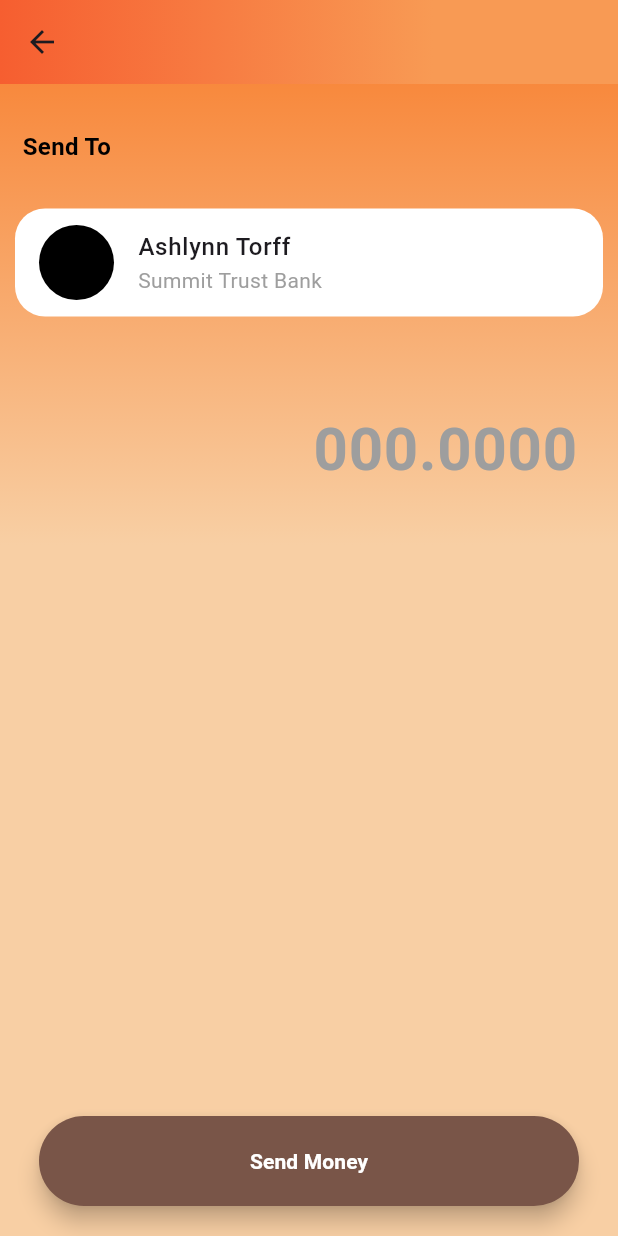
After one commit to njiti/banking, a Flutter app: the Send screen opened directly, on a phone screen of 412 x 824 dp. The commit adds this screen. Run offline on Flutter 3.47's test engine with Material 3 defaults, Android fonts, the phone set to English and light mode, and no system bars.

Commit message:
Create send activity

```diff
--- a/lib/screens/screen2.dart
+++ b/lib/screens/screen2.dart
@@ -1,159 +1,17 @@
 import 'package:flutter/material.dart';
-import 'package:bottom_drawer/bottom_drawer.dart';
 
-class Screen2 extends StatelessWidget {
-  const Screen2({super.key});
+class Screen2 extends StatefulWidget {
+  @override
+  _Screen2State createState() => _Screen2State();
+}
 
+class _Screen2State extends State<Screen2> {
   @override
   Widget build(BuildContext context) {
-    return const Placeholder();
+    return const Scaffold(
+      body: Center(
+        child: Text("Screen2"),
+      ),
+    );
   }
 }
-
-
-// class Screen2 extends StatefulWidget {
-//   const Screen2({super.key});
-//
-//   @override
-//   State<Screen2> createState() => _Screen2State();
-// }
-//
-// class _Screen2State extends State<Screen2> {
-//   @override
-//   Widget build(BuildContext context) {
-//     return Scaffold(
-//       body: Stack(
-//         children: [
-//           Column(
-//             mainAxisAlignment: MainAxisAlignment.center,
-//             crossAxisAlignment: CrossAxisAlignment.center,
-//             children: [
-//               Text('Pressed $_button'),
-//               Padding(
-//                   padding: const EdgeInsets.only(top: 30.0),
-//                   child: Row(
-//                     mainAxisAlignment: MainAxisAlignment.center,
-//                     children: [
-//                       IconButton(
-//                           icon: const Icon(
-//                             Icons.arrow_upward,
-//                             color: Colors.black,
-//                           ),
-//                           onPressed: (){
-//                             _controller.open();
-//                             setState(() {
-//                               _button = 'Open Drawer';
-//                             });
-//                           },
-//                       ),
-//                       const Divider(
-//                         height: 10.0,
-//                       ),
-//                       IconButton(
-//                         icon: const Icon(
-//                           Icons.arrow_downward,
-//                           color: Colors.black,
-//                         ),
-//                         onPressed: () {
-//                           _controller.close();
-//                           setState(() {
-//                             _button = 'Close Drawer';
-//                           });
-//                         },
-//                       ),
-//                     ],
-//                   ),
-//               ),
-//             ],
-//           ),
-//           _buildBottomDrawer(context),
-//         ],
-//       ),
-//     );
-//   }
-//
-//   Widget _buildBottomDrawer(BuildContext context) {
-//     return BottomDrawer(
-//         header: _buildBottomDrawerHead(context),
-//         body: _buildBottomDrawer(context),
-//         headerHeight: _headerHeight,
-//         drawerHeight: _bodyHeight,
-//         color: Colors.lightBlue,
-//         controller: _controller,
-//         boxShadow: [
-//           BoxShadow(
-//             color: Colors.black.withOpacity(0.15),
-//             blurRadius: 60,
-//             spreadRadius: 5,
-//             offset: const Offset(2, -6),
-//           ),
-//         ],
-//     );
-//   }
-//
-//   Widget _buildBottomDrawerHead(BuildContext context) {
-//     return Container(
-//       height: _headerHeight,
-//       child: Column(
-//         children: [
-//           Padding(
-//               padding: const EdgeInsets.only(
-//                 left: 10.0,
-//                 right: 10.0,
-//                 top: 10.0,
-//               ),
-//             child: Row(
-//               mainAxisAlignment: MainAxisAlignment.center,
-//               children: _buildButtons('', 1, 2),
-//             ),
-//           ),
-//           const Spacer(),
-//           const Divider(
-//             height: 1.0,
-//             color: Colors.grey,
-//           )
-//         ],
-//       ),
-//     );
-//   }
-//
-//   Widget _buildBottomDrawerBody(BuildContext context) {
-//     return Container(
-//       width: double.infinity,
-//       height: _bodyHeight,
-//       child: SingleChildScrollView(
-//         child: Column(
-//           children: _buildButtons('Body', 1, 25),
-//         ),
-//       ),
-//     );
-//   }
-//
-//   List<Widget> _buildButtons(String prefix, int start, int end){
-//     List<Widget> buttons = [];
-//     for (int i = start; i <= end; i++)
-//       buttons.add(TextButton(
-//           child: Text(
-//             '$prefix Button $i',
-//             style: TextStyle(
-//               fontSize: 15.0,
-//               color: Colors.black,
-//             ),
-//           ),
-//         onPressed: (){
-//             setState(() {
-//               _button = '$prefix Button $i';
-//             });
-//         },
-//       ));
-//     return buttons;
-//   }
-//
-//   String _button = 'None';
-//
-//   final double _headerHeight = 60.0;
-//
-//   final double _bodyHeight = 180.0;
-//
-//   final BottomDrawerController _controller = BottomDrawerController();
-// }
--- /dev/null
+++ b/lib/send.dart
@@ -0,0 +1,135 @@
+import 'package:banking/done.dart';
+import 'package:flutter/material.dart';
+
+class Send extends StatelessWidget {
+  const Send({super.key});
+
+  @override
+  Widget build(BuildContext context) {
+    return Scaffold(
+      appBar: AppBar(
+        flexibleSpace: Container(
+          decoration: const BoxDecoration(
+              gradient: LinearGradient(
+                  colors: [
+                    Color(0xFFF65E30),
+                    Color(0xFFF89A54),
+                  ],
+                  begin: FractionalOffset(0.0, 0.0),
+                  end: FractionalOffset(0.7, 0.0),
+                  stops: [0.0, 1.0],
+                  tileMode: TileMode.clamp)),
+        ),
+      ),
+      floatingActionButtonLocation: FloatingActionButtonLocation.centerDocked,
+      floatingActionButton: Padding(
+        padding: const EdgeInsets.only(bottom: 20),
+        child: SizedBox(
+          width: 360,
+          height: 60,
+          child: FloatingActionButton(
+            onPressed: (){
+              Navigator.of(context).push(MaterialPageRoute(builder: (context) => const Done()));
+            },
+            backgroundColor: Colors.brown,
+            foregroundColor: Colors.white,
+            shape: RoundedRectangleBorder(borderRadius: BorderRadius.circular(30)),
+            child: const Text(
+              'Send Money',
+              style: TextStyle(
+                fontWeight: FontWeight.bold,
+              ),
+            ),
+          ),
+        ),
+      ),
+      body: Container(
+        decoration: const BoxDecoration(
+            gradient: LinearGradient(
+                colors: [
+                  Color(0xFFF8893D),
+                  Color(0xFFF8CFA4),
+                ],
+                begin: FractionalOffset(0.0, 0.0),
+                end: FractionalOffset(0.0, 0.4),
+                stops: [0.0, 1.0],
+                tileMode: TileMode.clamp)),
+        child: Column(
+          children: [
+            const SizedBox(height: 30),
+            const Row(
+              children: [
+                Padding(
+                  padding: EdgeInsets.symmetric(horizontal: 15),
+                  child: Text(
+                      "Send To",
+                      style: TextStyle(
+                        color: Colors.black,
+                        fontWeight: FontWeight.bold,
+                        fontSize: 16,
+                      ),
+                  ),
+                ),
+              ],
+            ),
+            const SizedBox(height: 30),
+            Padding(
+              padding: const EdgeInsets.symmetric(horizontal: 10),
+              child: Container(
+                decoration: BoxDecoration(
+                  color: Colors.white,
+                  borderRadius: BorderRadius.circular(20),
+                ),
+                child: ListTile(
+                  leading: Container(
+                    width: 50,
+                    height: 50,
+                    decoration: BoxDecoration(
+                      color: Colors.black,
+                      borderRadius: BorderRadius.circular(100),
+                    ),
+                  ),
+                  title: const Text(
+                    'Ashlynn Torff',
+                    style: TextStyle(fontWeight: FontWeight.w500),
+                  ),
+                  subtitle: const Text(
+                    'Summit Trust Bank',
+                    style: TextStyle(
+                      color: Colors.grey,
+                    ),
+                  ),
+                ),
+              ),
+            ),
+
+            const Padding(
+              padding: EdgeInsets.only(left: 150, top: 50),
+              child: TextField(
+                style: TextStyle(
+                  fontWeight: FontWeight.bold,
+                  color: Colors.black54,
+                  fontSize: 40,
+                ),
+                decoration: InputDecoration(
+                  border: InputBorder.none,
+                  prefixText: 'Rp ',
+                  prefixStyle: TextStyle(
+                    fontSize: 40,
+                    color: Colors.black54,
+                    fontWeight: FontWeight.bold
+                  ),
+                  hintText: '000.0000',
+                  hintStyle: TextStyle(
+                    fontSize: 40,
+                    color: Colors.grey
+                  ),
+                ),
+              ),
+            )
+          ],
+        ),
+      ),
+    );
+  }
+}
```
